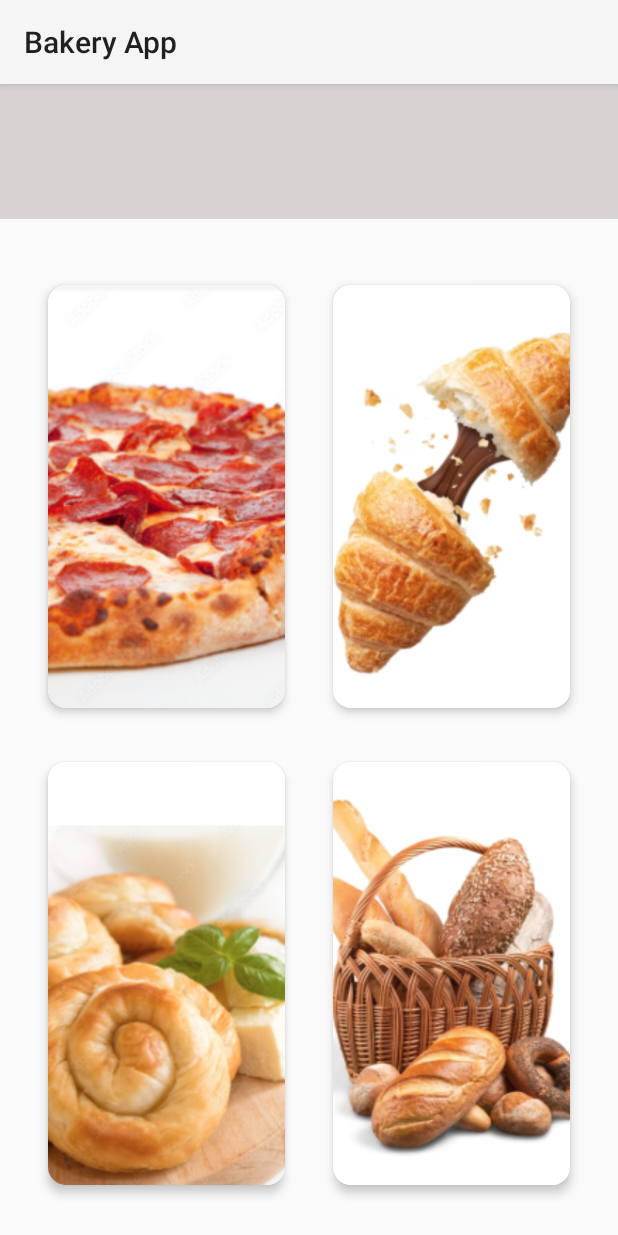
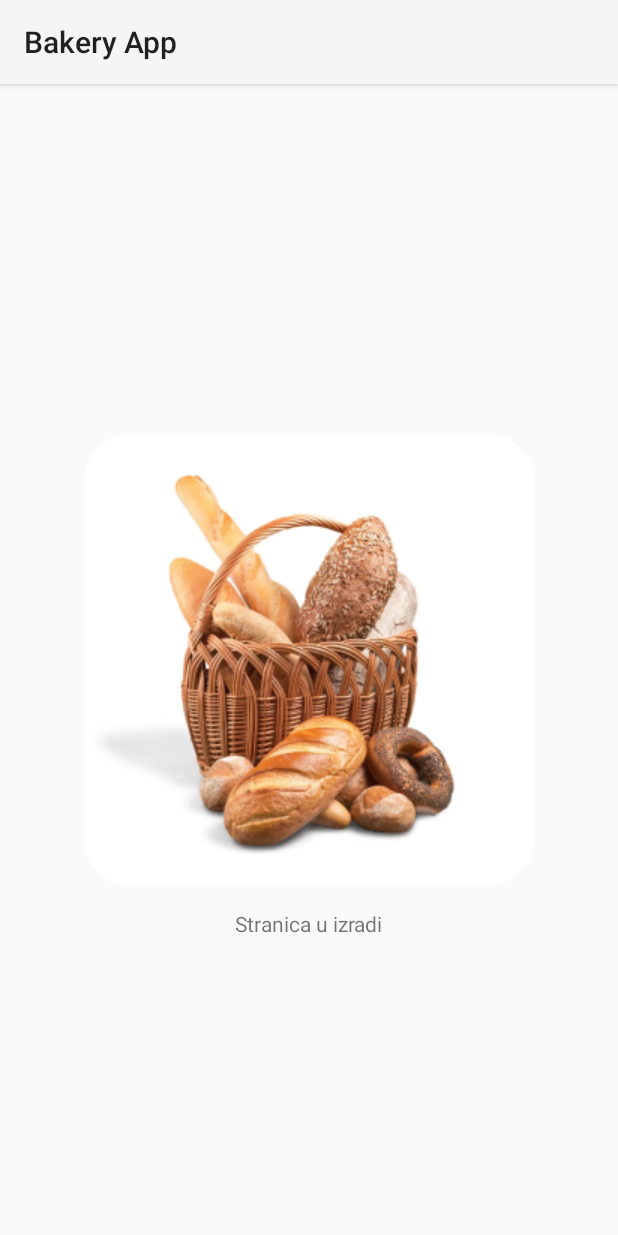
Before and after one commit to CaniTanushaj/RNMA, an Android app: the PastryActivity screen opened directly, with no data from a screen before it, after a tap on an icon or button, on a phone screen of 412 x 824 dp. Run offline under Robolectric (Android 15) with nearby library versions, the phone set to English and light mode, and no system bars; 1 statement that could not run was skipped.

Commit message:
add BreadActivity, bread_activity.xml, design changes

```diff
--- a/app/src/main/AndroidManifest.xml
+++ b/app/src/main/AndroidManifest.xml
@@ -35,6 +35,10 @@
             android:name=".PastryActivity"
             android:exported="false" />
 
+        <activity
+            android:name=".BreadActivity"
+            android:exported="false" />
+
     </application>
 
 </manifest>
--- /dev/null
+++ b/app/src/main/java/ba/fsre/bakeryapp/BreadActivity.java
@@ -0,0 +1,23 @@
+package ba.fsre.bakeryapp;
+
+import android.os.Bundle;
+import android.widget.ImageView;
+import android.widget.TextView;
+
+import androidx.appcompat.app.AppCompatActivity;
+
+public class BreadActivity extends AppCompatActivity {
+
+    @Override
+    protected void onCreate(Bundle savedInstanceState) {
+        super.onCreate(savedInstanceState);
+        setContentView(R.layout.bread_activity);
+
+        // Dobavi referencu na ImageView
+        ImageView imageViewBread = findViewById(R.id.imageViewBread);
+        TextView textViewInProgress = findViewById(R.id.textViewInProgress);
+
+        // Postavi sliku u ImageView
+        imageViewBread.setImageResource(R.drawable.kruh);
+    }
+}
--- a/app/src/main/java/ba/fsre/bakeryapp/Category.java
+++ b/app/src/main/java/ba/fsre/bakeryapp/Category.java
@@ -1,6 +1,7 @@
 package ba.fsre.bakeryapp;
 
 public class Category {
+    public int image;
     String id;
     String name;
     String description;
--- a/app/src/main/java/ba/fsre/bakeryapp/PastryActivity.java
+++ b/app/src/main/java/ba/fsre/bakeryapp/PastryActivity.java
@@ -1,13 +1,13 @@
 package ba.fsre.bakeryapp;
 
+import android.content.Intent;
 import android.os.Bundle;
 import android.view.View;
 import android.widget.ImageView;
 import android.widget.Toast;
 
+import androidx.appcompat.app.AppCompatActivity;
 import androidx.appcompat.widget.Toolbar;
-
-import androidx.appcompat.app.AppCompatActivity;
 
 public class PastryActivity extends AppCompatActivity {
 
@@ -23,12 +23,14 @@ public class PastryActivity extends AppCompatActivity {
         ImageView pecivoImg = findViewById(R.id.pecivoImg);
         ImageView pitaImg = findViewById(R.id.pitaImg);
 
+
         kruhImg.setOnClickListener(new View.OnClickListener() {
             @Override
-            public void onClick(View v) {
-                showToast("Kliknuli ste na prvi ImageView");
+            public void onClick(View v)  {
+                openBreadActivity();
             }
         });
+
 
         lisnatoImg.setOnClickListener(new View.OnClickListener() {
             @Override
@@ -52,6 +54,12 @@ public class PastryActivity extends AppCompatActivity {
         });
     }
 
+    private void openBreadActivity() {
+        Intent intent = new Intent(this, BreadActivity.class);
+        startActivity(intent);
+    }
+
+
     // Pomoćna metoda za prikazivanje Toast poruke
     private void showToast(String message) {
         Toast.makeText(this, message, Toast.LENGTH_SHORT).show();
--- a/app/src/main/res/layout/activity_profile.xml
+++ b/app/src/main/res/layout/activity_profile.xml
@@ -57,8 +57,8 @@
 
 
             <com.google.android.material.floatingactionbutton.FloatingActionButton
+                android:id="@+id/addBtn"
                 android:layout_width="414dp"
-                android:id="@+id/addBtn"
                 android:layout_height="wrap_content"
                 android:layout_gravity="bottom|right"
                 android:layout_margin="20dp"
@@ -66,7 +66,8 @@
                 android:background="@color/black"
                 android:src="@drawable/baseline_add_24"
                 android:textColorHighlight="#3F51B5"
-                android:textColorLink="#E91E63" />
+                android:textColorLink="#D8D3D3"
+                app:backgroundTint="#D8D3D3" />
         </FrameLayout>
 
     </RelativeLayout>
--- a/app/src/main/res/layout/bread_activity.xml
+++ b/app/src/main/res/layout/bread_activity.xml
@@ -1,17 +1,25 @@
 <?xml version="1.0" encoding="utf-8"?>
-<FrameLayout xmlns:android="http://schemas.android.com/apk/res/android"
+<RelativeLayout
+    xmlns:android="http://schemas.android.com/apk/res/android"
     xmlns:tools="http://schemas.android.com/tools"
     android:layout_width="match_parent"
     android:layout_height="match_parent"
-    tools:context=".HistoryFragment">
+    tools:context=".BreadActivity">
+
+    <ImageView
+        android:id="@+id/imageViewBread"
+        android:layout_width="wrap_content"
+        android:layout_height="wrap_content"
+        android:layout_centerInParent="true"
+        android:src="@drawable/kruh" />
 
     <TextView
-        android:layout_width="match_parent"
-        android:text="Kruh"
-        android:gravity="center"
-        android:textStyle="bold"
-        android:textSize="22sp"
-        android:textColor="@color/black"
-        android:layout_height="match_parent"/>
+        android:id="@+id/textViewInProgress"
+        android:layout_width="wrap_content"
+        android:layout_height="wrap_content"
+        android:layout_below="@id/imageViewBread"
+        android:layout_centerHorizontal="true"
+        android:layout_marginTop="16dp"
+        android:text="Stranica u izradi" />
 
-</FrameLayout>
+</RelativeLayout>
--- a/app/src/main/res/layout/pastry_activty.xml
+++ b/app/src/main/res/layout/pastry_activty.xml
@@ -8,7 +8,7 @@
     <androidx.appcompat.widget.Toolbar
         android:id="@+id/toolbar"
         android:layout_width="match_parent"
-        android:layout_height="90dp"
+        android:layout_height="75dp"
         android:background="#D8D3D3"
         app:layout_constraintStart_toStartOf="parent"
         app:layout_constraintTop_toTopOf="parent"
```
Also changed, not shown: app/src/main/java/ba/fsre/bakeryapp/MainActivity.java (+3 -4 lines), app/src/main/java/ba/fsre/bakeryapp/ProfileActivity.java (+3 -7 lines), app/src/main/res/layout/header.xml (+13 -13 lines).
